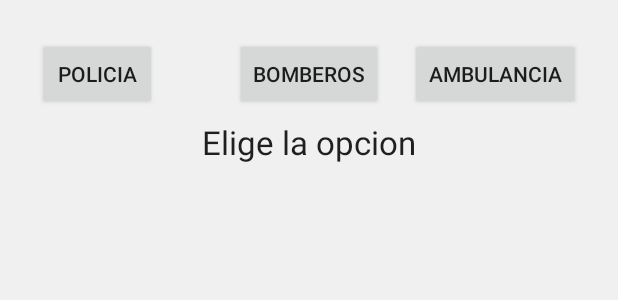
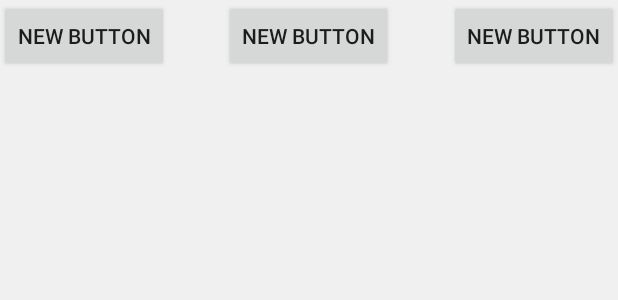
Before and after one commit to fergbrambila/AlertaMovilApp, an Android app: the layout fragment_alerta.xml on its own in the app's theme, with its tools: preview values and no code run, on a phone screen of 412 x 824 dp. Shown: the top 300 px of the screen. Run offline under Robolectric (Android 15) with nearby library versions, the phone set to English and light mode, and no system bars.

Commit message:
Pop up de alerta funcionando

```diff
--- a/app/src/main/java/com/example/moviles/alertamovilapp/AlertaFragment.java
+++ b/app/src/main/java/com/example/moviles/alertamovilapp/AlertaFragment.java
@@ -7,6 +7,7 @@ import android.app.FragmentManager;
 import android.content.Context;
 import android.content.DialogInterface;
 import android.net.Uri;
+import android.os.Build;
 import android.os.Bundle;
 import android.app.Fragment;
 import android.support.v4.app.DialogFragment;
@@ -29,8 +30,27 @@ public class AlertaFragment extends DialogFragment {
 
         //String title = getArguments().getString("title");
         AlertDialog.Builder alertDialogBuilder = new AlertDialog.Builder(getActivity());
-        alertDialogBuilder.setTitle("seleccionar tipo");
-        alertDialogBuilder.setView(R.layout.fragment_alerta);
+        // Get the layout inflater
+        LayoutInflater inflater = getActivity().getLayoutInflater();
+        alertDialogBuilder.setView(inflater.inflate(R.layout.fragment_alerta, null))
+                .setTitle("Seleccionar Tipo de Alerta")
+                .setPositiveButton("ok", new DialogInterface.OnClickListener() {
+            @Override
+            public void onClick(DialogInterface dialog, int id) {
+                // sign in the user ...
+            }
+        })
+                .setNegativeButton("Cancel", new DialogInterface.OnClickListener() {
+                    public void onClick(DialogInterface dialog, int id) {
+                        //LoginDialogFragment.this.getDialog().cancel();
+                    }
+                });
+
+        //alertDialogBuilder.setTitle("seleccionar tipo");
+
+        /*if (Build.VERSION.SDK_INT >= Build.VERSION_CODES.LOLLIPOP) {
+            alertDialogBuilder.setView(R.layout.fragment_alerta);
+        }
         alertDialogBuilder.setMessage("Are you sure?");
         alertDialogBuilder.setPositiveButton("OK",  new DialogInterface.OnClickListener() {
             @Override
@@ -44,7 +64,7 @@ public class AlertaFragment extends DialogFragment {
                 dialog.dismiss();
             }
         });
-
+*/
         return alertDialogBuilder.create();
     }
 
--- a/app/src/main/res/layout/fragment_alerta.xml
+++ b/app/src/main/res/layout/fragment_alerta.xml
@@ -1,44 +1,27 @@
 <FrameLayout xmlns:android="http://schemas.android.com/apk/res/android"
-    xmlns:tools="http://schemas.android.com/tools" android:layout_width="match_parent"
+    android:orientation="horizontal"
+    android:layout_width="match_parent"
     android:layout_height="wrap_content"
-    tools:context="com.example.moviles.alertamovilapp.AlertaFragment"
-    android:id="@+id/alertaView">
-
-    <!-- TODO: Update blank fragment layout -->
-
-    <Button
-        android:layout_width="79dp"
-        android:layout_height="wrap_content"
-        android:text="Policia"
-        android:id="@+id/button"
-        android:layout_gravity="top|left|center"
-        android:layout_marginTop="25dp"
-        android:layout_marginLeft="25dp" />
+    android:baselineAligned="true">
 
     <Button
         android:layout_width="wrap_content"
         android:layout_height="wrap_content"
-        android:text="Ambulancia"
-        android:id="@+id/button3"
-        android:layout_gravity="right|top"
-        android:layout_marginTop="25dp"
-        android:layout_marginRight="25dp" />
-
-    <TextView
-        android:layout_width="wrap_content"
-        android:layout_height="wrap_content"
-        android:textAppearance="?android:attr/textAppearanceLarge"
-        android:text="Elige la opcion"
-        android:id="@+id/textView10"
-        android:layout_gravity="center_horizontal|bottom"
-        android:layout_marginTop="80dp" />
+        android:text="New Button"
+        android:id="@+id/button"
+        android:layout_gravity="left|top" />
 
     <Button
         android:layout_width="wrap_content"
         android:layout_height="wrap_content"
-        android:text="Bomberos"
+        android:text="New Button"
         android:id="@+id/button2"
-        android:layout_gravity="center_horizontal|top"
-        android:layout_marginTop="25dp" />
+        android:layout_gravity="center_horizontal|top" />
 
+    <Button
+        android:layout_width="wrap_content"
+        android:layout_height="wrap_content"
+        android:text="New Button"
+        android:id="@+id/button3"
+        android:layout_gravity="right|top" />
 </FrameLayout>
```
